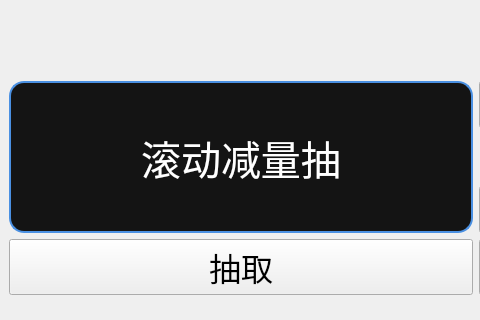
Old version of the form ui/WidgetScrollLift.ui in the repository HQZ-OhNone/randname; both pictures show x 82 to 562 and y 83 to 403 of the 732 by 542 pixel window.
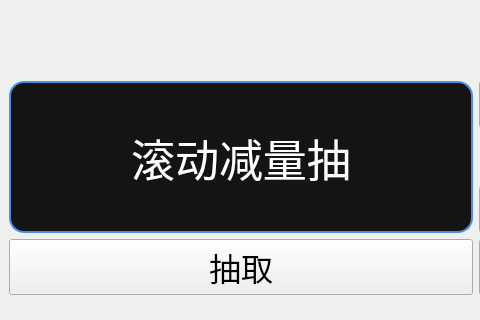
New version of the form.

The edit to the form file:
```diff
--- a/ui/WidgetScrollLift.ui
+++ b/ui/WidgetScrollLift.ui
@@ -119,7 +119,7 @@
      <property name="font">
       <font>
        <family>文泉驛微米黑</family>
-       <pointsize>30</pointsize>
+       <pointsize>33</pointsize>
       </font>
      </property>
      <property name="styleSheet">
```
